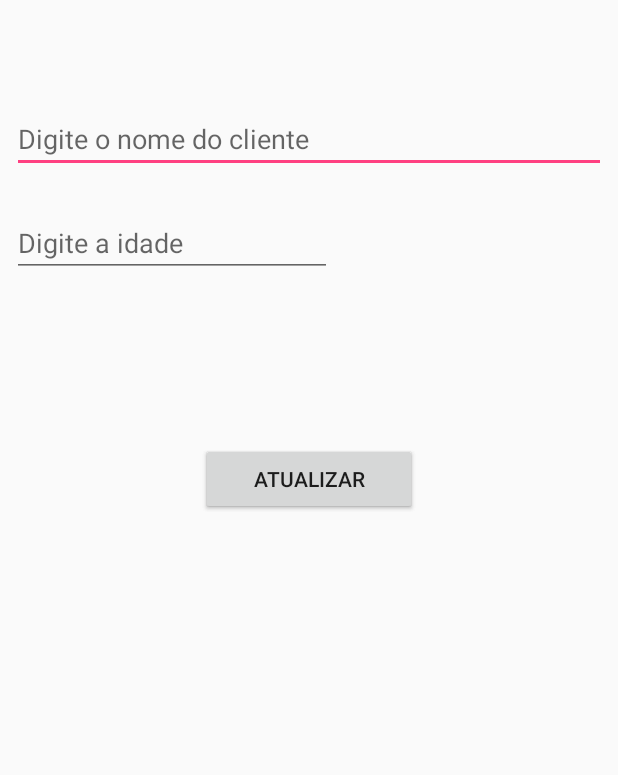
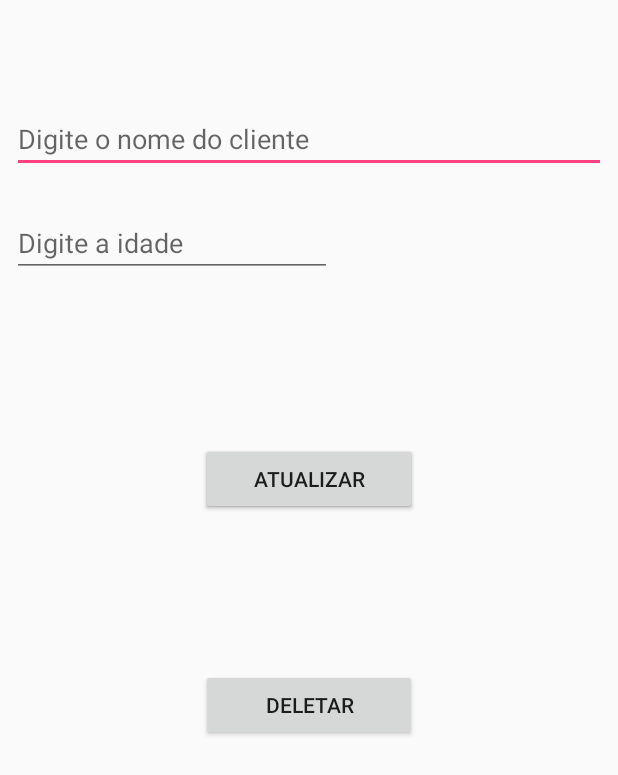
Before and after one commit to matheusfialho13/SQLite_Teste2, an Android app: the layout content_cadastro.xml on its own in the app's theme, with its tools: preview values and no code run, on a phone screen of 412 x 824 dp. Shown: the top 775 px of the screen. Run offline under Robolectric (Android 15) with nearby library versions, the phone set to English and light mode, and no system bars.

```diff
--- a/app/src/main/java/com/example/matheusfialho/sqlite_teste/ClienteDAO.java
+++ b/app/src/main/java/com/example/matheusfialho/sqlite_teste/ClienteDAO.java
@@ -40,7 +40,6 @@ public class ClienteDAO {
         return salvar(0, nome, idade);
     }
 
-
     public boolean salvar(int id, String nome, int idade){
         boolean resultado;
         //db = gw.getWritableDatabase();
@@ -63,7 +62,6 @@ public class ClienteDAO {
         else
             return "Registro Inserido com sucesso";
         */
-
     }
 
     public List<Cliente> retornarTodos(){
@@ -109,7 +107,6 @@ public class ClienteDAO {
 
         if (cursor != null && cursor.moveToFirst()) {
             listClientes = new ArrayList<>();
-            //cursor.moveToFirst();
             do {
                 int _id = cursor.getInt(cursor.getColumnIndex(DbHelper._ID));
                 String nome = cursor.getString(cursor.getColumnIndex(DbHelper.NOME));
@@ -126,7 +123,10 @@ public class ClienteDAO {
             }
         }
         return listClientes;
+    }
 
+    public boolean deletar(int id){
+        return gw.getDatabase().delete(TABLE_CLIENTES, "_ID = ?", new String[]{ id + "" }) > 0;
     }
 
 }
--- a/app/src/main/res/layout/content_cadastro.xml
+++ b/app/src/main/res/layout/content_cadastro.xml
@@ -84,5 +84,21 @@
         android:orientation="horizontal"
         app:layout_constraintGuide_percent="0.55" />
 
+    <Button
+        android:id="@+id/butDeletar"
+        android:layout_width="144dp"
+        android:layout_height="wrap_content"
+        android:layout_marginBottom="8dp"
+        android:layout_marginEnd="8dp"
+        android:layout_marginLeft="8dp"
+        android:layout_marginRight="8dp"
+        android:layout_marginStart="8dp"
+        android:layout_marginTop="8dp"
+        android:text="Deletar"
+        app:layout_constraintBottom_toBottomOf="parent"
+        app:layout_constraintEnd_toEndOf="parent"
+        app:layout_constraintStart_toStartOf="parent"
+        app:layout_constraintTop_toBottomOf="@+id/txtNome" />
+
 
 </android.support.constraint.ConstraintLayout>
```
Also changed, not shown: app/src/main/java/com/example/matheusfialho/sqlite_teste/MainActivity.java (+120 -20 lines).
